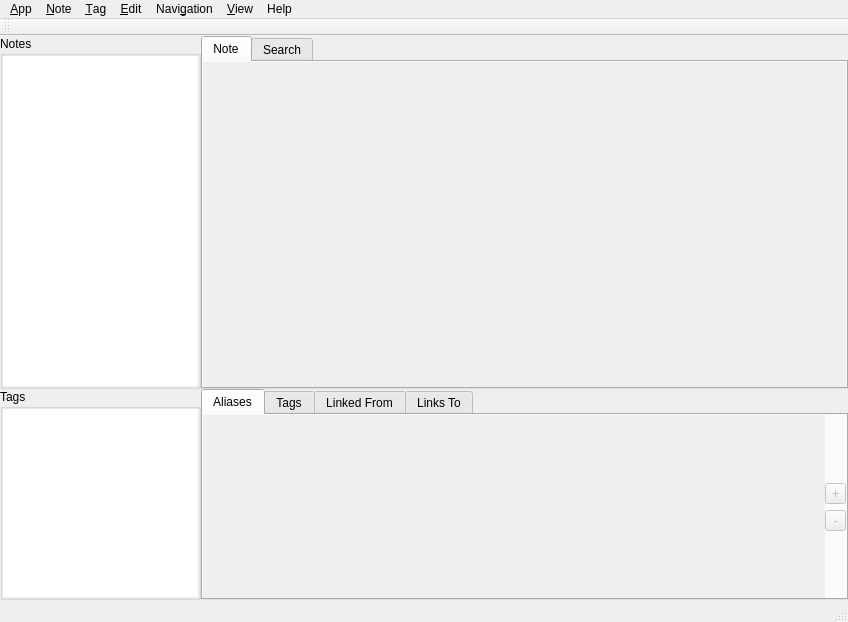
YoukaiCat/QtSemanticNotes, file src/interface/ui/MainWindow.ui: the form before one commit.
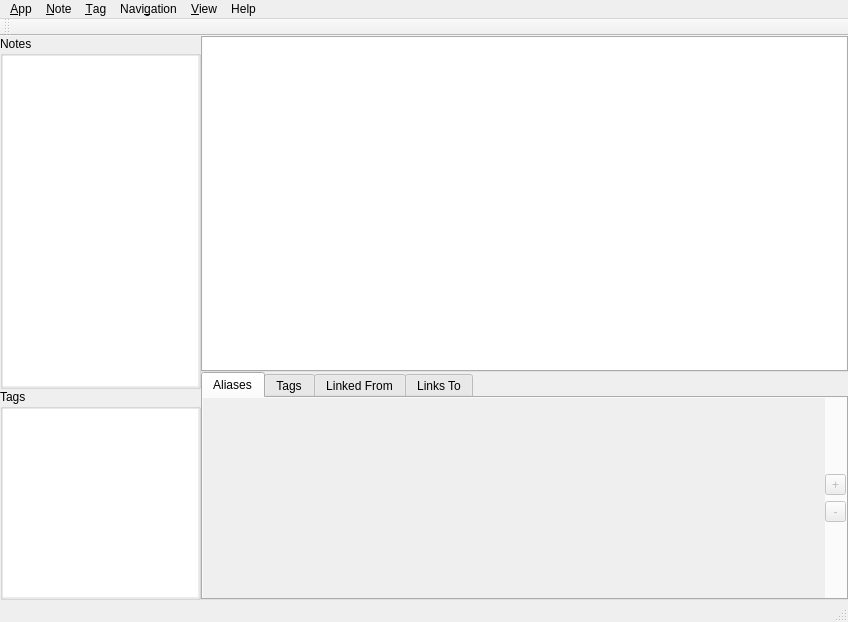
The form after the commit. Icons and pictures are not drawn.

What changed in the file:
```diff
--- a/src/interface/ui/MainWindow.ui
+++ b/src/interface/ui/MainWindow.ui
@@ -256,50 +256,6 @@
            <property name="tabBarAutoHide">
             <bool>true</bool>
            </property>
-           <widget class="QWidget" name="tabNoteContent">
-            <attribute name="title">
-             <string>Note</string>
-            </attribute>
-            <layout class="QGridLayout" name="gridLayout_5">
-             <property name="leftMargin">
-              <number>0</number>
-             </property>
-             <property name="topMargin">
-              <number>0</number>
-             </property>
-             <property name="rightMargin">
-              <number>0</number>
-             </property>
-             <property name="bottomMargin">
-              <number>0</number>
-             </property>
-             <property name="spacing">
-              <number>0</number>
-             </property>
-             <item row="0" column="0">
-              <widget class="QTextBrowser" name="textBrowserNoteContent">
-               <property name="enabled">
-                <bool>false</bool>
-               </property>
-               <property name="frameShape">
-                <enum>QFrame::NoFrame</enum>
-               </property>
-               <property name="lineWidth">
-                <number>0</number>
-               </property>
-               <property name="undoRedoEnabled">
-                <bool>true</bool>
-               </property>
-               <property name="readOnly">
-                <bool>true</bool>
-               </property>
-               <property name="openExternalLinks">
-                <bool>true</bool>
-               </property>
-              </widget>
-             </item>
-            </layout>
-           </widget>
            <widget class="QWidget" name="tabSearch">
             <attribute name="title">
              <string>Search</string>
@@ -749,24 +705,6 @@
     <addaction name="separator"/>
     <addaction name="actionFindNote"/>
    </widget>
-   <widget class="QMenu" name="menuEdit">
-    <property name="title">
-     <string>&amp;Edit</string>
-    </property>
-    <addaction name="actionUndo"/>
-    <addaction name="actionRedo"/>
-    <addaction name="separator"/>
-    <addaction name="actionCut"/>
-    <addaction name="actionCopy"/>
-    <addaction name="actionPaste"/>
-    <addaction name="actionDelete"/>
-    <addaction name="separator"/>
-    <addaction name="actionSelectAll"/>
-    <addaction name="separator"/>
-    <addaction name="actionFind"/>
-    <addaction name="separator"/>
-    <addaction name="actionSettings"/>
-   </widget>
    <widget class="QMenu" name="menuView">
     <property name="title">
      <string>&amp;View</string>
@@ -809,7 +747,6 @@
    <addaction name="menuFile"/>
    <addaction name="menuNote"/>
    <addaction name="menuTag"/>
-   <addaction name="menuEdit"/>
    <addaction name="menuNavigation"/>
    <addaction name="menuView"/>
    <addaction name="menuHelp"/>
```
Left out of the diff: 225 changed lines with no effect on the pictures.
